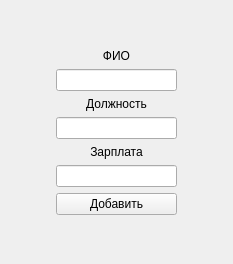
ISPlatonov/QT_Tree, file w_add_empl.ui: the form before one commit.
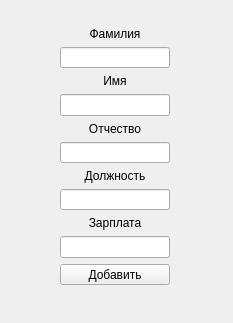
The form after the commit.

```diff
--- a/w_add_empl.ui
+++ b/w_add_empl.ui
@@ -7,51 +7,26 @@
     <x>0</x>
     <y>0</y>
     <width>233</width>
-    <height>264</height>
+    <height>323</height>
    </rect>
   </property>
   <property name="windowTitle">
    <string>Добавление сотрудника</string>
   </property>
-  <layout class="QGridLayout" name="gridLayout_2">
-   <item row="0" column="1">
-    <spacer name="verticalSpacer_2">
-     <property name="orientation">
-      <enum>Qt::Vertical</enum>
-     </property>
-     <property name="sizeType">
-      <enum>QSizePolicy::Expanding</enum>
-     </property>
-     <property name="sizeHint" stdset="0">
-      <size>
-       <width>20</width>
-       <height>27</height>
-      </size>
-     </property>
-    </spacer>
-   </item>
-   <item row="1" column="0">
-    <spacer name="horizontalSpacer_2">
-     <property name="orientation">
-      <enum>Qt::Horizontal</enum>
-     </property>
-     <property name="sizeType">
-      <enum>QSizePolicy::Fixed</enum>
-     </property>
-     <property name="sizeHint" stdset="0">
-      <size>
-       <width>45</width>
-       <height>20</height>
-      </size>
-     </property>
-    </spacer>
-   </item>
-   <item row="1" column="1">
+  <widget class="QWidget" name="">
+   <property name="geometry">
+    <rect>
+     <x>60</x>
+     <y>27</y>
+     <width>110</width>
+     <height>258</height>
+    </rect>
+   </property>
     <layout class="QGridLayout" name="gridLayout">
      <item row="0" column="0">
       <widget class="QLabel" name="label">
        <property name="text">
-        <string>ФИО</string>
+       <string>Фамилия</string>
        </property>
        <property name="alignment">
         <set>Qt::AlignCenter</set>
@@ -59,9 +34,35 @@
       </widget>
      </item>
      <item row="1" column="0">
-      <widget class="QLineEdit" name="line_edit_name"/>
+     <widget class="QLineEdit" name="line_edit_surname"/>
      </item>
      <item row="2" column="0">
+     <widget class="QLabel" name="label_4">
+      <property name="text">
+       <string>Имя</string>
+      </property>
+      <property name="alignment">
+       <set>Qt::AlignCenter</set>
+      </property>
+     </widget>
+    </item>
+    <item row="3" column="0">
+     <widget class="QLineEdit" name="line_edit_name"/>
+    </item>
+    <item row="4" column="0">
+     <widget class="QLabel" name="label_5">
+      <property name="text">
+       <string>Отчество</string>
+      </property>
+      <property name="alignment">
+       <set>Qt::AlignCenter</set>
+      </property>
+     </widget>
+    </item>
+    <item row="5" column="0">
+     <widget class="QLineEdit" name="line_edit_midname"/>
+    </item>
+    <item row="6" column="0">
       <widget class="QLabel" name="label_3">
        <property name="text">
         <string>Должность</string>
@@ -71,10 +72,10 @@
        </property>
       </widget>
      </item>
-     <item row="3" column="0">
+    <item row="7" column="0">
       <widget class="QLineEdit" name="line_edit_func"/>
      </item>
-     <item row="4" column="0">
+    <item row="8" column="0">
       <widget class="QLabel" name="label_2">
        <property name="text">
         <string>Зарплата</string>
@@ -84,10 +85,17 @@
        </property>
       </widget>
      </item>
-     <item row="5" column="0">
-      <widget class="QLineEdit" name="line_edit_sal"/>
-     </item>
-     <item row="6" column="0">
+    <item row="9" column="0">
+     <widget class="QLineEdit" name="line_edit_sal">
+      <property name="inputMask">
+       <string/>
+      </property>
+      <property name="text">
+       <string/>
+      </property>
+     </widget>
+    </item>
+    <item row="10" column="0">
       <widget class="QPushButton" name="but_func">
        <property name="text">
         <string>Добавить</string>
@@ -95,40 +103,7 @@
       </widget>
      </item>
     </layout>
-   </item>
-   <item row="1" column="2">
-    <spacer name="horizontalSpacer_5">
-     <property name="orientation">
-      <enum>Qt::Horizontal</enum>
-     </property>
-     <property name="sizeType">
-      <enum>QSizePolicy::Fixed</enum>
-     </property>
-     <property name="sizeHint" stdset="0">
-      <size>
-       <width>45</width>
-       <height>20</height>
-      </size>
-     </property>
-    </spacer>
-   </item>
-   <item row="2" column="1">
-    <spacer name="verticalSpacer">
-     <property name="orientation">
-      <enum>Qt::Vertical</enum>
-     </property>
-     <property name="sizeType">
-      <enum>QSizePolicy::Expanding</enum>
-     </property>
-     <property name="sizeHint" stdset="0">
-      <size>
-       <width>20</width>
-       <height>37</height>
-      </size>
-     </property>
-    </spacer>
-   </item>
-  </layout>
+  </widget>
  </widget>
  <resources/>
  <connections/>
```
Lines whose indentation alone changed are shown as unchanged.
